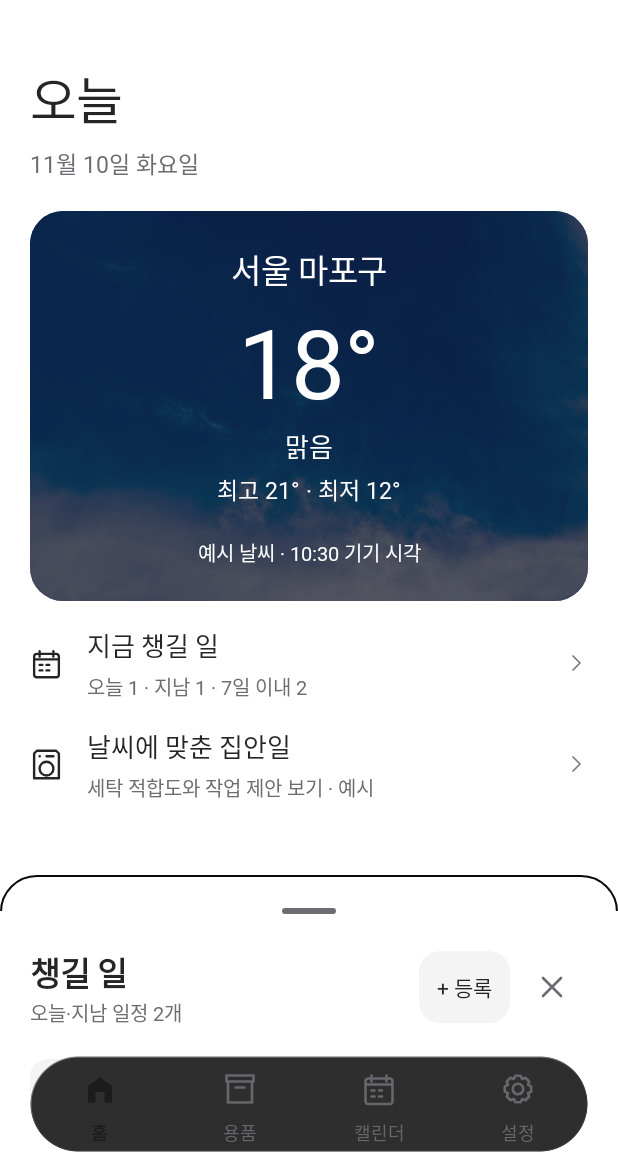
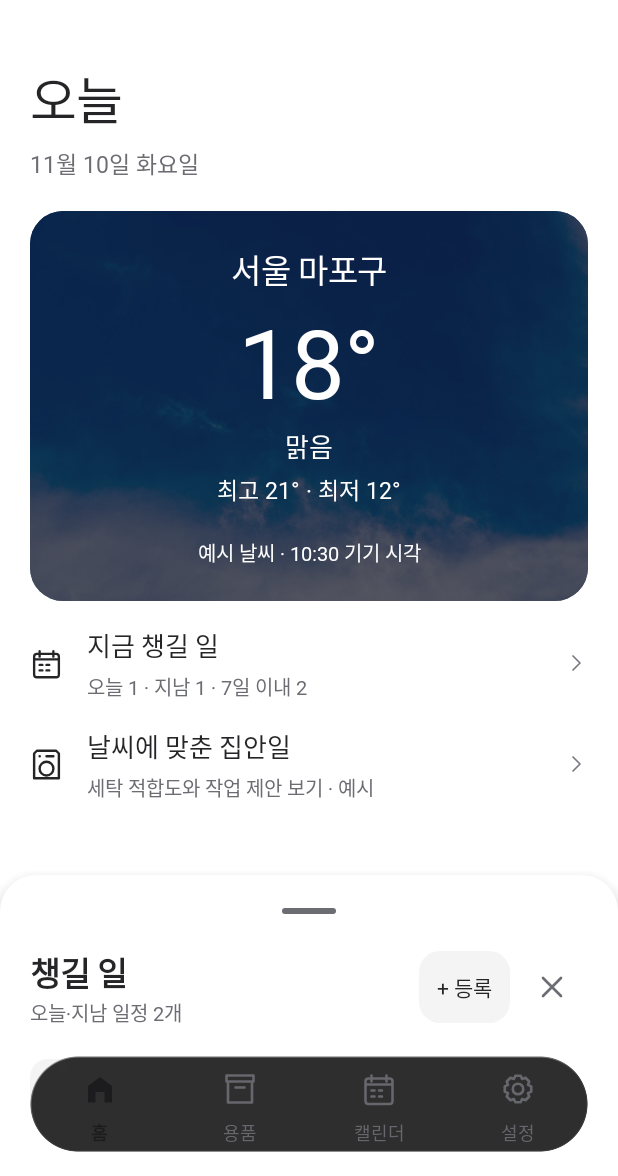
Before and after one commit to kw-mobile/home-timing, an Android app: the screen it shows after launch (MainActivity), on a phone screen of 412 x 824 dp, the part 60-1236 px from its top. Run offline under Robolectric (Android 15) with nearby library versions, the phone set to English and light mode, and no system bars.

Commit message:
fix: give the draggable sheet depth with a soft native shadow

```diff
--- a/app/src/main/res/drawable/bg_content_sheet.xml
+++ b/app/src/main/res/drawable/bg_content_sheet.xml
@@ -1,14 +1,5 @@
 <?xml version="1.0" encoding="utf-8"?>
-<layer-list xmlns:android="http://schemas.android.com/apk/res/android">
-    <item>
-        <shape>
-            <solid android:color="@color/ht_background"/>
-            <corners android:topLeftRadius="24dp" android:topRightRadius="24dp"/>
-            <stroke android:width="1dp" android:color="@color/ht_sheet_edge"/>
-        </shape>
-    </item>
-    <!-- Cover lower edges: the outline belongs only to the rounded top boundary. -->
-    <item android:top="24dp">
-        <shape><solid android:color="@color/ht_background"/></shape>
-    </item>
-</layer-list>
+<shape xmlns:android="http://schemas.android.com/apk/res/android">
+    <solid android:color="@color/ht_surface"/>
+    <corners android:topLeftRadius="24dp" android:topRightRadius="24dp"/>
+</shape>
--- a/app/src/main/res/layout/screen_home.xml
+++ b/app/src/main/res/layout/screen_home.xml
@@ -12,7 +12,7 @@
             <LinearLayout android:id="@+id/home_weather_suggestion" android:layout_width="match_parent" android:layout_height="wrap_content" android:orientation="vertical"/>
         </LinearLayout>
     </androidx.core.widget.NestedScrollView>
-    <LinearLayout android:id="@+id/preview_sheet" android:layout_width="match_parent" android:layout_height="match_parent" android:orientation="vertical" android:background="@drawable/bg_content_sheet" android:elevation="2dp" app:layout_behavior="com.google.android.material.bottomsheet.BottomSheetBehavior" app:behavior_peekHeight="320dp" app:behavior_hideable="true" app:behavior_fitToContents="true" app:behavior_draggable="true">
+    <LinearLayout android:id="@+id/preview_sheet" android:layout_width="match_parent" android:layout_height="match_parent" android:orientation="vertical" android:background="@drawable/bg_content_sheet" android:elevation="12dp" app:layout_behavior="com.google.android.material.bottomsheet.BottomSheetBehavior" app:behavior_peekHeight="320dp" app:behavior_hideable="true" app:behavior_fitToContents="true" app:behavior_draggable="true">
         <androidx.appcompat.widget.AppCompatImageButton android:id="@+id/sheet_handle" android:layout_width="match_parent" android:layout_height="@dimen/ht_touch_target" android:background="?attr/selectableItemBackground" android:contentDescription="@string/design_030" android:scaleType="center" app:srcCompat="@drawable/ic_drag_handle" app:tint="@color/ht_text_secondary"/>
         <LinearLayout android:id="@+id/home_sheet_heading" android:layout_width="match_parent" android:layout_height="wrap_content" android:orientation="vertical" android:paddingHorizontal="@dimen/ht_screen_gutter" />
         <androidx.core.widget.NestedScrollView android:id="@+id/preview_scroll" android:layout_width="match_parent" android:layout_height="0dp" android:layout_weight="1" android:clipToPadding="false">
--- a/app/src/main/res/values-night/colors.xml
+++ b/app/src/main/res/values-night/colors.xml
@@ -27,5 +27,4 @@
     <color name="ht_disabled">#3A3A3F</color>
     <color name="ht_on_disabled">#A2A2AB</color>
     <color name="launcher_background">#0C3B2E</color>
-    <color name="ht_sheet_edge">#ACACB4</color>
 </resources>
--- a/app/src/main/res/values/colors.xml
+++ b/app/src/main/res/values/colors.xml
@@ -27,5 +27,4 @@
     <color name="ht_disabled">#DADADD</color>
     <color name="ht_on_disabled">#606066</color>
     <color name="launcher_background">#0C3B2E</color>
-    <color name="ht_sheet_edge">#000000</color>
 </resources>
```
